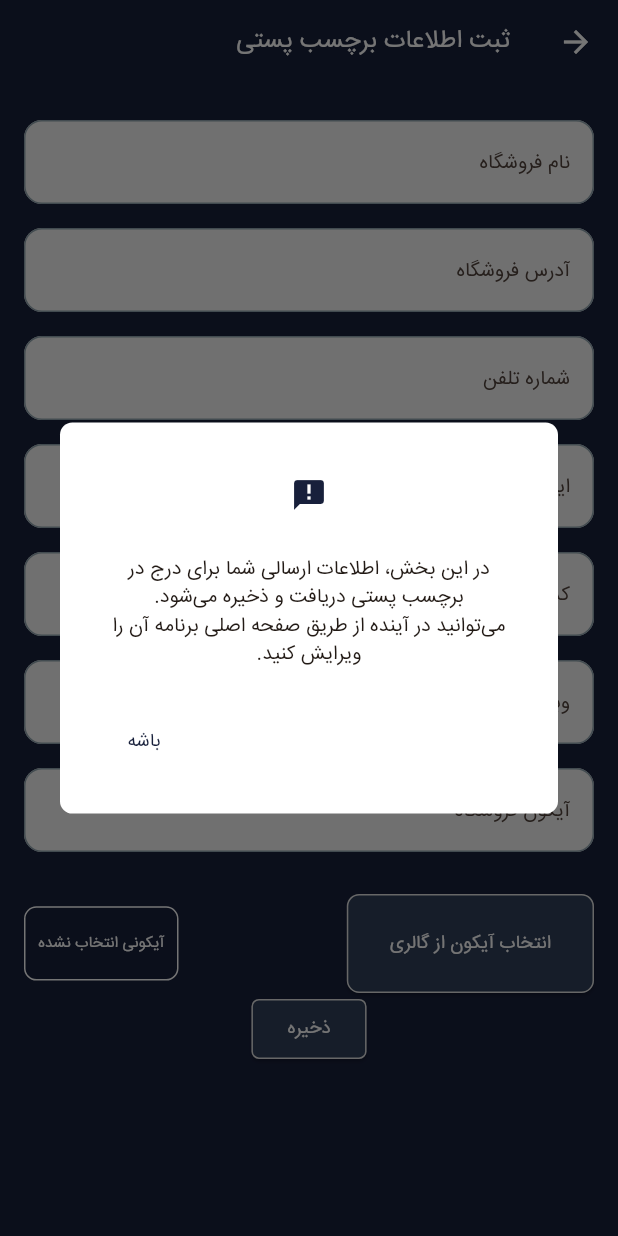
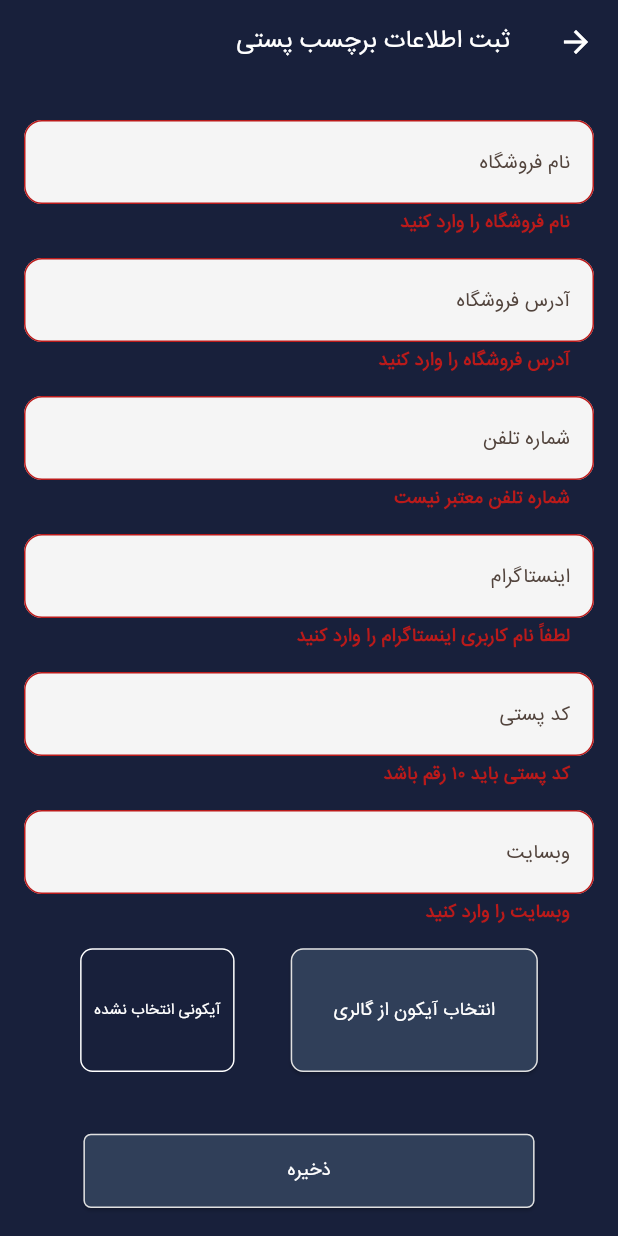
Before and after one commit to shadichi/shopyar-bloc, a Flutter app: the EnterInfData screen opened by its route, after a tap on "ذخیره", on a phone screen of 412 x 824 dp. Run offline on Flutter 3.47's test engine with Material 3 defaults, Android fonts, the phone set to English and light mode, and no system bars; our stand-ins replace anim_search_bar, auto_size_text, bloc, dio, dotted_line, dropdown_button2 and 16 more; missing offline and left inert: flutter_pdfview, jdate, persian_datetime_picker; accounts and stored records are empty.

Commit message:
final changes

```diff
--- /dev/null
+++ b/devtools_options.yaml
@@ -0,0 +1,3 @@
+description: This file stores settings for Dart & Flutter DevTools.
+documentation: https://docs.flutter.dev/tools/devtools/extensions#configure-extension-enablement-states
+extensions:
--- a/lib/features/feature_home/presentation/widgets/drawer.dart
+++ b/lib/features/feature_home/presentation/widgets/drawer.dart
@@ -4,6 +4,7 @@ import 'package:shapyar_bloc/core/widgets/alert_dialog.dart';
 import 'package:shapyar_bloc/features/feature_home/presentation/bloc/home_bloc.dart';
 import 'package:shapyar_bloc/features/feature_home/presentation/screens/setting.dart';
 import 'package:flutter_svg/flutter_svg.dart';
+import 'package:shapyar_bloc/features/feature_orders/presentation/screens/enter_inf_data.dart';
 import '../../../../core/config/app-colors.dart';
 import '../../../../core/params/whole_user_data_params.dart';
 import '../../../feature_log_in/presentation/bloc/log_in_bloc.dart';
@@ -36,7 +37,7 @@ class HomeDrawer extends StatelessWidget {
       },
       () {
         Navigator.push(context,
-            MaterialPageRoute(builder: (context) => PdfViewerScreen()));
+            MaterialPageRoute(builder: (context) => EnterInfData()));
       },
       () async {
         final navigator = Navigator.of(context);
--- a/lib/features/feature_log_in/data/data_source/remote/api_provider.dart
+++ b/lib/features/feature_log_in/data/data_source/remote/api_provider.dart
@@ -4,7 +4,7 @@ import 'package:http/http.dart' as http;
 
 class ApiProvider{
   //final Dio _dio = Dio();
-  Future<dynamic> GetLoginData(WholeUserDataParams userDataParams) async {
+  Future<dynamic> GetLoginDataApi(WholeUserDataParams userDataParams) async {
     final response =await http.get(Uri.parse('${userDataParams.webService}/wp-json/shop-yar/login'),headers:{'Authorization': userDataParams.key});
 
 
--- a/lib/features/feature_log_in/data/repository/log_in_repositoryImpl.dart
+++ b/lib/features/feature_log_in/data/repository/log_in_repositoryImpl.dart
@@ -34,7 +34,7 @@ class LogInRepositoryImpl extends LogInRepository {
   Future<Map<String, dynamic>> callLogInData(
       WholeUserDataParams userDataParams) async {
     try {
-      final response = await apiProvider.GetLoginData(WholeUserDataParams(
+      final response = await apiProvider.GetLoginDataApi(WholeUserDataParams(
           ensureHttps(userDataParams.webService), userDataParams.key));
       if (response.statusCode == 200) {
         final Map<String, dynamic> jsonResponse = jsonDecode(response.body);
--- a/lib/features/feature_orders/data/models/store_info.dart
+++ b/lib/features/feature_orders/data/models/store_info.dart
@@ -2,7 +2,7 @@ import 'package:hive/hive.dart';
 
 part 'store_info.g.dart';
 
-@HiveType(typeId: 0) // تعیین یک شناسه یکتا
+@HiveType(typeId: 0) //for each hive model
 class StoreInfo extends HiveObject {
   @HiveField(0)
   String storeName;
@@ -25,6 +25,7 @@ class StoreInfo extends HiveObject {
   @HiveField(6)
   String storeIcon;
 
+
   StoreInfo({
     required this.storeName,
     required this.storeAddress,
--- a/lib/features/feature_orders/presentation/screens/enter_inf_data.dart
+++ b/lib/features/feature_orders/presentation/screens/enter_inf_data.dart
@@ -3,6 +3,7 @@ import 'package:flutter/services.dart';
 import 'package:hive/hive.dart';
 import 'package:shapyar_bloc/core/widgets/alert_dialog.dart';
 import '../../../../core/config/app-colors.dart';
+import '../../../../core/widgets/snackBar.dart';
 import '../../data/models/store_info.dart';
 import 'dart:io';
 import 'package:image_picker/image_picker.dart';
@@ -10,6 +11,9 @@ import 'package:path_provider/path_provider.dart';
 import 'package:shared_preferences/shared_preferences.dart';
 
 class EnterInfData extends StatefulWidget {
+  final isFirstTime;
+  EnterInfData({this.isFirstTime = false});
+
   static String routeName = 'EnterInfData';
 
   @override
@@ -24,13 +28,15 @@ class _EnterInfDataState extends State<EnterInfData> {
   final TextEditingController _instagramController = TextEditingController();
   final TextEditingController _postalCodeController = TextEditingController();
   final TextEditingController _websiteController = TextEditingController();
-  final TextEditingController _storeIconController = TextEditingController();
+
+  String path = '';
 
   File? _imageFile;
   static const _kSavedPathKey = 'saved_image_path';
   final _picker = ImagePicker();
 
   Future<void> _saveData() async {
+    try{
       var box = await Hive.openBox<StoreInfo>('storeBox');
       var storeInfo = StoreInfo(
         storeName: _storeNameController.text,
@@ -39,56 +45,39 @@ class _EnterInfDataState extends State<EnterInfData> {
         instagram: _instagramController.text,
         postalCode: _postalCodeController.text,
         website: _websiteController.text,
-      storeIcon: _storeIconController.text,
+        storeIcon: path,
       );
       await box.put('storeInfo', storeInfo);
       await box.close();
+
+      showSnack(context, 'اطلاعات برچسب پستی با موفقیت ذخیره شد.');
+
+    }catch(e){
+      showSnack(context, 'خطا در ثبت اطلاعات برچسب پستی: $e');
+    }
   }
 
-  void _showWelcomeDialog() {
-    WidgetsBinding.instance.addPostFrameCallback((_) {
-      showDialog(
-        context: context,
-        builder: (context) {
-          return AlertDialog(
-            title: Text(
-              "📢 اطلاعیه",
-              style: TextStyle(fontSize: AppConfig.calTitleFontSize(context)),
-            ),
-            content: Text(
-              "در این بخش، اطلاعات ارسالی شما برای درج در برچسب پستی دریافت و ذخیره می‌شود.\n"
-              "می‌توانید در آینده از طریق صفحه اصلی برنامه آن را ویرایش کنید.",
-              style: TextStyle(fontSize: AppConfig.calTitleFontSize(context)),
-            ),
-            actions: [
-              TextButton(
-                onPressed: () => Navigator.pop(context),
-                child: Text(
-                  "متوجه شدم ✅",
-                  style: TextStyle(
-                      color: Colors.black87,
-                      fontSize: AppConfig.calTitleFontSize(context)),
-                ),
-              ),
-            ],
-          );
-        },
-      );
-    });
-  }
-
-  bool _shownOnce = false;
 
   @override
   void initState() {
     super.initState();
     _loadSavedImage();
     WidgetsBinding.instance.addPostFrameCallback((_) {
-      if (!mounted || _shownOnce) return;
-      _shownOnce = true;
+      if (!mounted || !widget.isFirstTime) return;
+      if(widget.isFirstTime){
         _showIntroDialog();
+      }
     });
   }
+
+  /*Future<void> _checkFirstTime() async {
+    SharedPreferences prefs = await SharedPreferences.getInstance();
+    bool isDbFirstTime = prefs.getBool('isDbFirstTime') ?? false;
+
+    if (isDbFirstTime == true) {
+      Navigator.pushReplacementNamed(context, '/anotherPage');
+    }
+  }*/
 
   Future<void> _showIntroDialog() async {
     final res = await alertDialogScreen(
@@ -102,8 +91,8 @@ class _EnterInfDataState extends State<EnterInfData> {
 
   Future<void> _loadSavedImage() async {
     final prefs = await SharedPreferences.getInstance();
-    final path = prefs.getString(_kSavedPathKey);
-    if (path != null && File(path).existsSync()) {
+   path = prefs.getString(_kSavedPathKey).toString();
+    if (path.isNotEmpty && File(path).existsSync()) {
       setState(() => _imageFile = File(path));
     }
   }
@@ -158,7 +147,7 @@ class _EnterInfDataState extends State<EnterInfData> {
                   label: "نام فروشگاه",
                   controller: _storeNameController,
                   inputFormatter:
-                      FilteringTextInputFormatter.allow(RegExp(r'[آ-ی ]')),
+                      FilteringTextInputFormatter.allow(RegExp(r'[آ-ی 0-9.,a-z]')),
                   validator: (value) =>
                       value!.isEmpty ? "نام فروشگاه را وارد کنید" : null,
                 ),
@@ -166,7 +155,7 @@ class _EnterInfDataState extends State<EnterInfData> {
                   label: "آدرس فروشگاه",
                   controller: _storeAddressController,
                   inputFormatter:
-                      FilteringTextInputFormatter.allow(RegExp(r'[آ-ی 0-9.,]')),
+                      FilteringTextInputFormatter.allow(RegExp(r'[آ-ی 0-9.,a-z]')),
                   validator: (value) =>
                       value!.isEmpty ? "آدرس فروشگاه را وارد کنید" : null,
                 ),
@@ -197,26 +186,20 @@ class _EnterInfDataState extends State<EnterInfData> {
                   label: "وبسایت",
                   controller: _websiteController,
                   inputFormatter:
-                      FilteringTextInputFormatter.allow(RegExp(r'[آ-ی 0-9.,]')),
+                      FilteringTextInputFormatter.allow(RegExp(r'[a-z ,0-9.,آ-ی]')),
                   validator: (value) =>
                       value!.isEmpty ? "وبسایت را وارد کنید" : null,
                 ),
-                CustomTextField(
-                  label: "آیکون فروشگاه",
-                  controller: _storeIconController,
-                  keyboardType: TextInputType.number,
-                  inputFormatter: FilteringTextInputFormatter.digitsOnly,
-                  validator: (value) =>
-                      value!.isEmpty ? "آیکون فروشگاه را وارد کنید" : null,
-                ),
-                SizedBox(height: 20),
-                Container(//color: Colors.red,
+
+                SizedBox(height: AppConfig.calHeight(context, 1)),
+                Container(
+                  //color: Colors.red,
                   child: Row(
-                    mainAxisAlignment: MainAxisAlignment.spaceBetween,
+                    mainAxisAlignment: MainAxisAlignment.spaceEvenly,
                     children: [
                       Container(
                         width: AppConfig.calWidth(context, 40),
-                        height: AppConfig.calHeight(context, 8),
+                        height: AppConfig.calHeight(context, 10),
                         child: ElevatedButton(
                           onPressed: () {
                             //   _saveData();
@@ -226,8 +209,8 @@ class _EnterInfDataState extends State<EnterInfData> {
                           style: ElevatedButton.styleFrom(
                               backgroundColor: AppConfig.secondaryColor,
                               shape: RoundedRectangleBorder(
-                                borderRadius:
-                                    BorderRadius.all(Radius.circular(AppConfig.calBorderRadiusSize(context))),
+                                borderRadius: BorderRadius.all(Radius.circular(
+                                    AppConfig.calBorderRadiusSize(context))),
                                 side: BorderSide(
                                     width: 1, color: Colors.grey[300]!),
                               )),
@@ -241,15 +224,7 @@ class _EnterInfDataState extends State<EnterInfData> {
                           ),
                         ),
                       ),
-                      if (_imageFile != null)
-                        Container(child: IconButton(onPressed: (){}, icon: Icon(Icons.delete_forever_rounded,color: Colors.white,)),
-                          width: AppConfig.calWidth(context, 10),
-                          height: AppConfig.calHeight(context, 10), alignment: Alignment.center,  decoration: BoxDecoration(
-                              border: Border.all(color: Colors.white),
-                              borderRadius: BorderRadius.all(
-                                  Radius.circular(
-                                      AppConfig.calBorderRadiusSize(
-                                          context)))),),
+
                       Center(
                         child: _imageFile == null
                             ? Container(
@@ -260,7 +235,7 @@ class _EnterInfDataState extends State<EnterInfData> {
                                         Radius.circular(
                                             AppConfig.calBorderRadiusSize(
                                                 context)))),
-                                height: AppConfig.calHeight(context, 6),
+                          height: AppConfig.calHeight(context, 10),
                           width: AppConfig.calWidth(context, 25),
                                 child: Text(
                                   'آیکونی انتخاب نشده',
@@ -272,11 +247,12 @@ class _EnterInfDataState extends State<EnterInfData> {
                                 ),
                               )
                             : ClipRRect(
-                                borderRadius: BorderRadius.circular(AppConfig.calBorderRadiusSize(context)),
+                                borderRadius: BorderRadius.circular(
+                                    AppConfig.calBorderRadiusSize(context)),
                                 child: Image.file(
                                   _imageFile!,
                                   height: AppConfig.calHeight(context, 10),
-                                  width: AppConfig.calWidth(context, 22),
+                                  width: AppConfig.calWidth(context, 25),
                                   fit: BoxFit
                                       .cover, // looks like an uploaded preview
                                 ),
@@ -285,12 +261,22 @@ class _EnterInfDataState extends State<EnterInfData> {
                     ],
                   ),
                 ),
-                ElevatedButton(
+                SizedBox(height: AppConfig.calHeight(context, 5),),
+                Container(
+                  width: AppConfig.calWidth(context, 73),
+                  height: AppConfig.calHeight(context, 6),
+                  child: ElevatedButton(
                     onPressed: () {
                       if (_formKey.currentState!.validate()) {
+                        if(_imageFile != null){
                           _saveData();
                           Navigator.pushNamed(context, '/pdfViewer');
+                        }else{
+                          alertDialogScreen(context, 'لطفا یک آیکون انتخاب کنید.', 0, false);
                         }
+
+                      }
+                     // _clearImage();
                     },
                     style: ElevatedButton.styleFrom(
                         backgroundColor: AppConfig.secondaryColor,
@@ -303,6 +289,7 @@ class _EnterInfDataState extends State<EnterInfData> {
                       style: TextStyle(
                           color: Colors.white,
                           fontSize: AppConfig.calFontSize(context, 3)),
+                    ),
                   ),
                 ),
               ],
--- a/lib/features/feature_orders/presentation/widgets/order_options.dart
+++ b/lib/features/feature_orders/presentation/widgets/order_options.dart
@@ -107,7 +107,9 @@ Future<void> _handleStoreInfo(BuildContext context) async {
   var store = storeBox.get('storeInfo');
 
   if (store == null || store.storeName.isEmpty) {
-    Navigator.pushNamed(context, EnterInfData.routeName);
+    Navigator.pushReplacement(context, MaterialPageRoute(builder: (context){
+      return EnterInfData(isFirstTime: true,);
+    }));
   } else {
     Navigator.pushNamed(context, PdfViewerScreen.routeName, arguments: store);
   }
```
Also changed, not shown: lib/features/feature_home/presentation/screens/home-screen.dart (+54 -35 lines), lib/features/feature_orders/presentation/widgets/show_post_label.dart (+37 -3 lines), lib/features/feature_orders/data/models/store_info.g.dart. Lines whose indentation alone changed are shown as unchanged.
